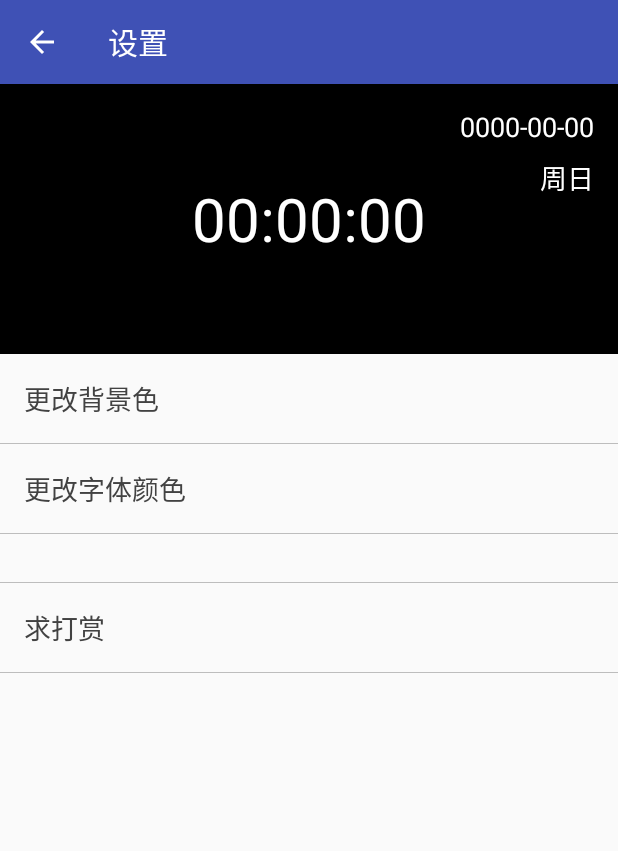
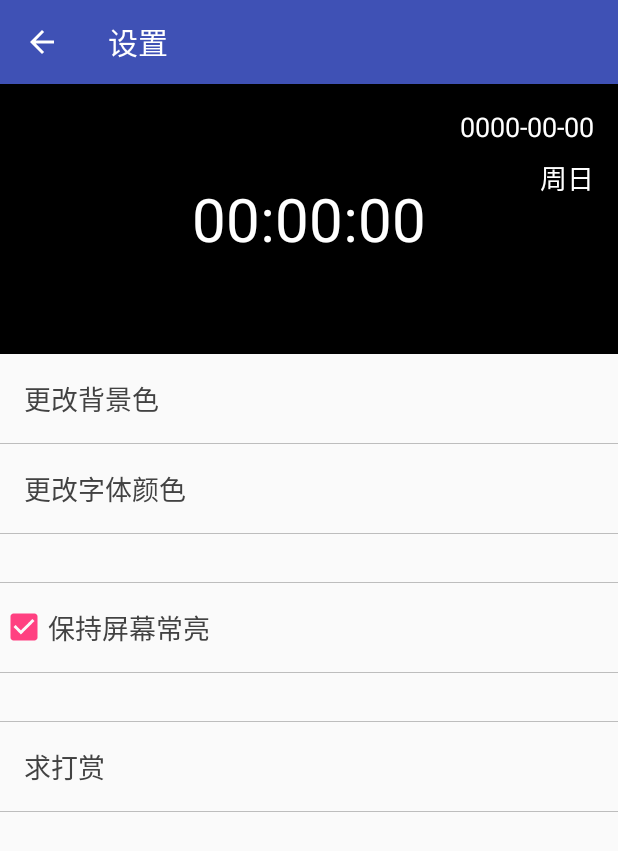
Before and after one commit to lifansama/xjb, an Android app: the SettingsActivity screen opened directly, with no data from a screen before it, on a phone screen of 412 x 824 dp. Shown: the top 851 px of the screen. Run offline under Robolectric (Android 15) with nearby library versions, the phone set to English and light mode, and no system bars; our stand-ins replace ButterKnife; libraries missing offline, so code that uses them is left out: com.umeng.analytics; 1 statement that could not run was skipped.

Commit message:
屏幕常亮加好了

```diff
--- a/app/build.gradle
+++ b/app/build.gradle
@@ -7,8 +7,8 @@ android {
         applicationId "app.xunxun.homeclock"
         minSdkVersion 9
         targetSdkVersion 25
-        versionCode 4
-        versionName "1.2.1"
+        versionCode 5
+        versionName "1.3"
         testInstrumentationRunner "android.support.test.runner.AndroidJUnitRunner"
 
 
--- a/app/src/main/AndroidManifest.xml
+++ b/app/src/main/AndroidManifest.xml
@@ -14,7 +14,7 @@
         android:supportsRtl="true"
         android:theme="@style/AppTheme">
         <activity
-            android:name=".MainActivity"
+            android:name=".activity.MainActivity"
             android:screenOrientation="sensorLandscape"
             android:theme="@style/Theme.AppCompat.NoActionBar.FullScreen">
             <intent-filter>
@@ -28,7 +28,8 @@
             android:label="设置" />
         <activity
             android:name=".activity.SupportActivity"
-            android:label="微信打赏"></activity>
+            android:label="微信打赏"/>
+
 
         <meta-data
             android:name="UMENG_APPKEY"
--- a/app/src/main/java/app/xunxun/homeclock/activity/SettingsActivity.java
+++ b/app/src/main/java/app/xunxun/homeclock/activity/SettingsActivity.java
@@ -1,13 +1,13 @@
 package app.xunxun.homeclock.activity;
 
-import android.app.Activity;
 import android.content.Context;
 import android.content.Intent;
-import android.graphics.Color;
 import android.os.Bundle;
 import android.support.v7.app.AppCompatActivity;
 import android.view.MenuItem;
 import android.view.View;
+import android.widget.CheckBox;
+import android.widget.CompoundButton;
 import android.widget.LinearLayout;
 import android.widget.RelativeLayout;
 import android.widget.TextView;
@@ -19,6 +19,7 @@ import com.umeng.analytics.MobclickAgent;
 import app.xunxun.homeclock.EventNames;
 import app.xunxun.homeclock.R;
 import app.xunxun.homeclock.preferences.BackgroundColorPreferencesDao;
+import app.xunxun.homeclock.preferences.KeepScreenOnPreferencesDao;
 import app.xunxun.homeclock.preferences.TextColorPreferencesDao;
 import butterknife.ButterKnife;
 import butterknife.InjectView;
@@ -42,6 +43,8 @@ public class SettingsActivity extends AppCompatActivity {
     LinearLayout activitySettings;
     @InjectView(R.id.supportTv)
     TextView supportTv;
+    @InjectView(R.id.keepScreenOnCb)
+    CheckBox keepScreenOnCb;
     private ColorPickerDialog backgroundColorPickerDialog;
     private ColorPickerDialog textColorPickerDialog;
 
@@ -107,6 +110,13 @@ public class SettingsActivity extends AppCompatActivity {
         timeTv.setTextColor(TextColorPreferencesDao.get(this));
         dateTv.setTextColor(TextColorPreferencesDao.get(this));
         weekTv.setTextColor(TextColorPreferencesDao.get(this));
+        keepScreenOnCb.setOnCheckedChangeListener(new CompoundButton.OnCheckedChangeListener() {
+            @Override
+            public void onCheckedChanged(CompoundButton compoundButton, boolean isCheck) {
+                KeepScreenOnPreferencesDao.set(compoundButton.getContext(),isCheck);
+            }
+        });
+        keepScreenOnCb.setChecked(KeepScreenOnPreferencesDao.get(this));
 
 
     }
@@ -115,16 +125,23 @@ public class SettingsActivity extends AppCompatActivity {
     @Override
     public boolean onOptionsItemSelected(MenuItem item) {
         if (item.getItemId() == android.R.id.home) {
-            finish();
+            onBackPressed();
         }
         return super.onOptionsItemSelected(item);
     }
+
     public void onResume() {
         super.onResume();
         MobclickAgent.onResume(this);
     }
+
     public void onPause() {
         super.onPause();
         MobclickAgent.onPause(this);
     }
+
+    @Override
+    public void onBackPressed() {
+        MainActivity.start(this);
+    }
 }
--- /dev/null
+++ b/app/src/main/java/app/xunxun/homeclock/preferences/KeepScreenOnPreferencesDao.java
@@ -0,0 +1,26 @@
+package app.xunxun.homeclock.preferences;
+
+import android.content.Context;
+import android.content.SharedPreferences;
+import android.graphics.Color;
+import android.preference.PreferenceManager;
+
+/**
+ * Created by fengdianxun on 15-6-24.
+ */
+public class KeepScreenOnPreferencesDao {
+    private static String KEY = "KeepScreenOnPreferencesDao";
+
+    public static void set(Context context, boolean isOn) {
+        SharedPreferences prefs = PreferenceManager.getDefaultSharedPreferences(context);
+        SharedPreferences.Editor editor = prefs.edit();
+        editor.putBoolean(KEY, isOn);
+        editor.apply();
+    }
+
+    public static boolean get(Context context) {
+        SharedPreferences prefs = PreferenceManager.getDefaultSharedPreferences(context);
+        return prefs.getBoolean(KEY, true);
+    }
+
+}
--- a/app/src/main/res/layout/activity_main.xml
+++ b/app/src/main/res/layout/activity_main.xml
@@ -7,7 +7,7 @@
     android:clickable="true"
     android:focusable="true"
     android:focusableInTouchMode="true"
-    tools:context="app.xunxun.homeclock.MainActivity">
+    tools:context="app.xunxun.homeclock.activity.MainActivity">
 
     <RelativeLayout
         android:id="@+id/activity_main"
--- a/app/src/main/res/layout/activity_settings.xml
+++ b/app/src/main/res/layout/activity_settings.xml
@@ -114,6 +114,28 @@
                 android:layout_marginTop="32dp"
                 android:background="@color/grey_400" />
 
+            <CheckBox
+                android:id="@+id/keepScreenOnCb"
+                android:layout_width="match_parent"
+                android:layout_height="wrap_content"
+                android:background="@drawable/press_item"
+                android:paddingBottom="@dimen/activity_vertical_margin"
+                android:paddingTop="@dimen/activity_vertical_margin"
+                android:text="保持屏幕常亮"
+                android:textColor="@color/grey_800"
+                android:textSize="18sp" />
+
+            <View
+                android:layout_width="match_parent"
+                android:layout_height="0.5dp"
+                android:background="@color/grey_400" />
+
+            <View
+                android:layout_width="match_parent"
+                android:layout_height="0.5dp"
+                android:layout_marginTop="32dp"
+                android:background="@color/grey_400" />
+
             <TextView
                 android:id="@+id/supportTv"
                 android:layout_width="match_parent"
```
Also changed, not shown: app/src/main/java/app/xunxun/homeclock/activity/MainActivity.java (renamed from app/src/main/java/app/xunxun/homeclock/MainActivity.java, +17 -2 lines).
